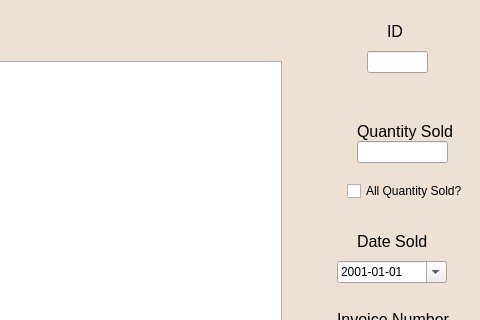
EtoDrowsy/CS499, file soldinventorydialog.ui: the form before one commit; both pictures show x 320 to 800 and y 0 to 320 of the 800 by 600 pixel window.
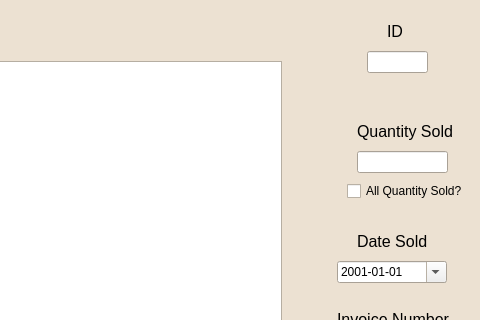
The form after the commit.

Commit message: Added add button to cutlist

Diff of the .ui file:
```diff
--- a/soldinventorydialog.ui
+++ b/soldinventorydialog.ui
@@ -155,7 +155,7 @@
         <property name="geometry">
          <rect>
           <x>60</x>
-          <y>130</y>
+          <y>140</y>
           <width>91</width>
           <height>22</height>
          </rect>
```
Left out of the diff: 5 changed lines with no effect on the pictures. The commit also changes 5 other files.
